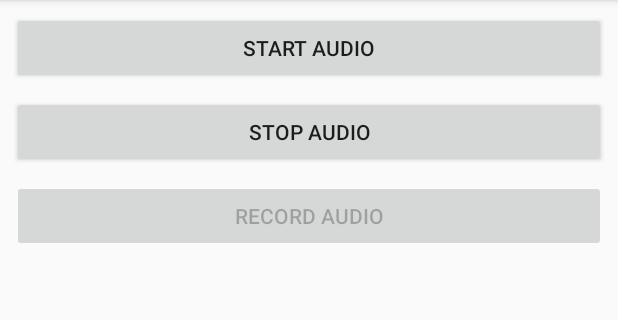
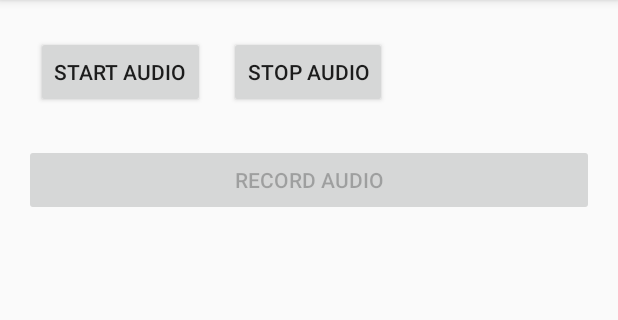
Before and after one commit to acchampion/TicTacToeNew, an Android app: the AudioFragment screen opened directly, with no data from a screen before it, on a phone screen of 412 x 824 dp, the part 84-404 px from its top. Run offline under Robolectric (Android 15) with nearby library versions, the phone set to English and light mode, and no system bars; our stand-ins replace Timber.

Commit message:
Update for Android Studio 2020.3.1; minor UI change for audio

```diff
--- a/app/src/main/AndroidManifest.xml
+++ b/app/src/main/AndroidManifest.xml
@@ -16,7 +16,6 @@
     <uses-permission android:name="android.permission.DISABLE_KEYGUARD" />
     <uses-permission android:name="android.permission.CALL_PHONE" />
     <uses-permission android:name="android.permission.READ_EXTERNAL_STORAGE" />
-    <uses-permission android:name="android.permission.WRITE_EXTERNAL_STORAGE" />
     <uses-permission android:name="android.permission.READ_PHONE_STATE" />
 
     <application
@@ -78,7 +77,7 @@
         <service
             android:name=".MediaPlaybackService"
             android:enabled="true" />
-		<service android:name="com.mapbox.mapboxsdk.telemetry.TelemetryService"/>
+		<service android:name="com.mapbox.android.telemetry.MapboxTelemetryService"/>
     </application>
 
 </manifest>
--- a/app/src/main/java/com/wiley/fordummies/androidsdk/tictactoe/model/Account.java
+++ b/app/src/main/java/com/wiley/fordummies/androidsdk/tictactoe/model/Account.java
@@ -7,8 +7,8 @@ package com.wiley.fordummies.androidsdk.tictactoe.model;
  */
 
 public class Account {
-    private String mName;
-    private String mPassword;
+    private final String mName;
+    private final String mPassword;
 
     public Account(String name, String password) {
         mName = name;
--- a/app/src/main/java/com/wiley/fordummies/androidsdk/tictactoe/model/Contact.java
+++ b/app/src/main/java/com/wiley/fordummies/androidsdk/tictactoe/model/Contact.java
@@ -4,7 +4,7 @@ package com.wiley.fordummies.androidsdk.tictactoe.model;
  * Created by adamcchampion on 2017/08/16.
  */
 public class Contact {
-    private String mName;
+    private final String mName;
 
     public Contact(String name) { mName = name; }
 
--- a/app/src/main/java/com/wiley/fordummies/androidsdk/tictactoe/ui/LoginFragment.java
+++ b/app/src/main/java/com/wiley/fordummies/androidsdk/tictactoe/ui/LoginFragment.java
@@ -46,9 +46,9 @@ public class LoginFragment extends Fragment implements View.OnClickListener {
     @Override
     public View onCreateView(@NonNull LayoutInflater inflater, ViewGroup container, Bundle savedInstanceState) {
         View v;
-        Activity context = requireActivity();
+        Activity activity = requireActivity();
 
-		int rotation = context.getWindowManager().getDefaultDisplay().getRotation();
+		int rotation = activity.getWindowManager().getDefaultDisplay().getRotation();
 		if (rotation == Surface.ROTATION_90 || rotation == Surface.ROTATION_270) {
 			v = inflater.inflate(R.layout.fragment_login_land, container, false);
 		} else {
@@ -78,7 +78,7 @@ public class LoginFragment extends Fragment implements View.OnClickListener {
         String username = mUsernameEditText.getText().toString();
         String password = mPasswordEditText.getText().toString();
 
-		MessageDigest digest = null;
+		MessageDigest digest;
 		try {
 			digest = MessageDigest.getInstance("SHA-256");
 			byte[] sha256HashBytes = digest.digest(password.getBytes(StandardCharsets.UTF_8));
--- a/app/src/main/java/com/wiley/fordummies/androidsdk/tictactoe/ui/MapsActivity.java
+++ b/app/src/main/java/com/wiley/fordummies/androidsdk/tictactoe/ui/MapsActivity.java
@@ -141,7 +141,7 @@ public class MapsActivity extends AppCompatActivity implements LocationEngineCal
 		}
 
 		DisplayMetrics displayMetrics = new DisplayMetrics();
-		getDisplay().getRealMetrics(displayMetrics);
+		getWindowManager().getDefaultDisplay().getRealMetrics(displayMetrics);
 		int editLocationWidth = displayMetrics.widthPixels - 350;
 		if (mEditLocation != null) {
 			mEditLocation.setWidth(Math.max(250, editLocationWidth));
--- a/app/src/main/res/layout/fragment_audio.xml
+++ b/app/src/main/res/layout/fragment_audio.xml
@@ -4,28 +4,36 @@
               android:layout_width="match_parent"
               android:layout_height="match_parent"
               android:layout_marginTop="8dp">
-    <Button
+	<LinearLayout
 		android:layout_width="match_parent"
 		android:layout_height="wrap_content"
+		android:orientation="horizontal"
+		android:layout_margin="16dp">
+		<Button
+			android:layout_width="wrap_content"
+			android:layout_height="match_parent"
 			android:id="@+id/buttonAudioStart"
 			android:text="@string/start_audio"
 			android:layout_marginLeft="8dp"
 			android:layout_marginRight="8dp"
-        android:layout_marginBottom="8dp"/>
+			android:layout_marginBottom="8dp"
+			/>
 		<Button
-        android:layout_width="match_parent"
-        android:layout_height="wrap_content"
+			android:layout_width="wrap_content"
+			android:layout_height="match_parent"
 			android:text="@string/stop_audio"
 			android:id="@+id/buttonAudioStop"
 			android:layout_marginLeft="8dp"
 			android:layout_marginRight="8dp"
-        android:layout_marginBottom="8dp"/>
+			android:layout_marginBottom="8dp"
+			/>
+	</LinearLayout>
     <Button
         android:layout_width="match_parent"
         android:layout_height="wrap_content"
         android:id="@+id/buttonAudioRecord"
         android:text="@string/record_audio"
-        android:layout_marginLeft="8dp"
-        android:layout_marginRight="8dp"
+        android:layout_marginLeft="16dp"
+        android:layout_marginRight="16dp"
         android:layout_marginBottom="8dp"/>
 </LinearLayout>
--- a/build.gradle
+++ b/build.gradle
@@ -8,7 +8,7 @@ buildscript {
         mavenCentral()
     }
     dependencies {
-        classpath 'com.android.tools.build:gradle:4.2.2'
+        classpath 'com.android.tools.build:gradle:7.0.0'
     }
 }
 
--- a/gradle.properties
+++ b/gradle.properties
@@ -11,7 +11,7 @@
 # The setting is particularly useful for tweaking memory settings.
 android.enableJetifier=true
 android.useAndroidX=true
-org.gradle.jvmargs=-Xmx1536m
+org.gradle.jvmargs=-Xmx1536m -XX:+UseParallelGC
 
 # When configured, Gradle will run in incubating parallel mode.
 # This option should only be used with decoupled projects. More details, visit
```
Also changed, not shown: app/build.gradle (+6 -5 lines), app/src/main/java/com/wiley/fordummies/androidsdk/tictactoe/model/AccountDbHelper.java (+3 -4 lines), app/src/main/java/com/wiley/fordummies/androidsdk/tictactoe/ui/Board.java (+2 -5 lines), gradle/wrapper/gradle-wrapper.properties. Lines whose indentation alone changed are shown as unchanged.
